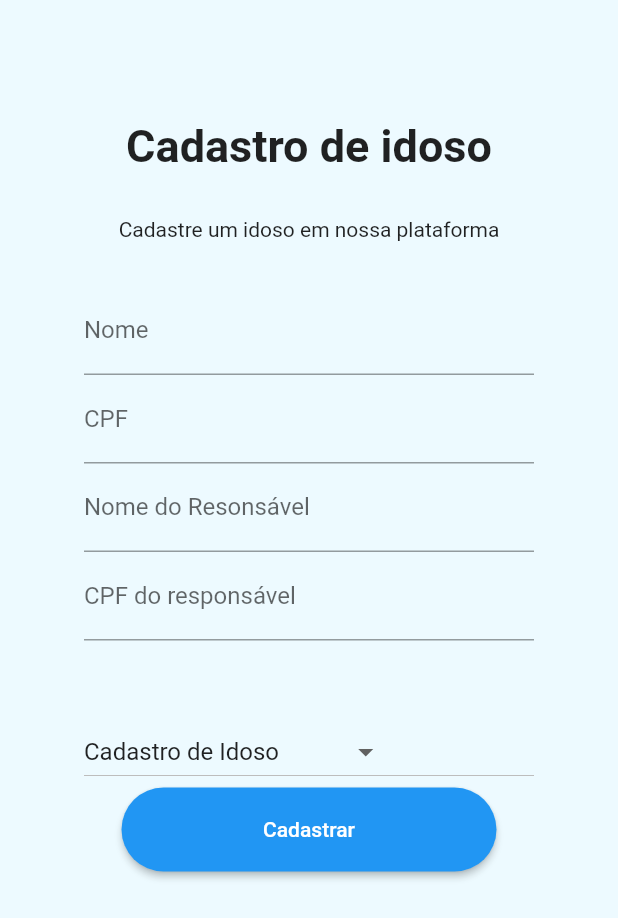
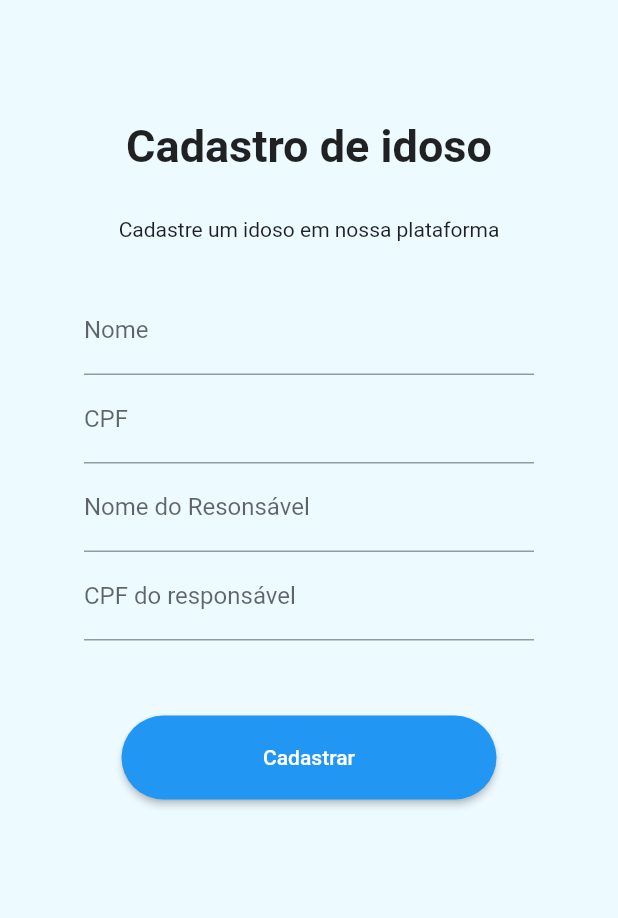
Before and after one commit to ReidakaiMFZ/help-elder, a Flutter app: the screen it shows after launch, after a tap on "Cadastro de veio", on a phone screen of 412 x 824 dp. Shown: the top 918 px of the screen. Run offline on Flutter 3.47's test engine with Material 2 defaults, Android fonts, the phone set to English and light mode, and no system bars; our stand-ins replace cloud_firestore, firebase_auth, firebase_core, firebase_database, firebase_messaging, flutter_chat_bubble; missing offline and left inert: cpf_cnpj_validator; accounts and stored records are empty; network calls fail.

Commit message:
ajustes de tela

```diff
--- a/help_elder/lib/cadastro_func.dart
+++ b/help_elder/lib/cadastro_func.dart
@@ -8,7 +8,7 @@ import 'package:help_elder/cadastro_veio.dart';
 final FirebaseAuth auth = FirebaseAuth.instance;
 final FirebaseFirestore db = FirebaseFirestore.instance;
 
-const List<String> telas = <String> ['Cadastro de Idoso', 'Cadastro de responsável', 'Cadastro de funcionário'];
+const List<String> telas = <String> ['Cadastro de responsável', 'Cadastro de funcionário'];
 
 class CadastroFunc extends StatelessWidget {
   const CadastroFunc({Key? key}) : super(key: key);
--- a/help_elder/lib/cadastro_resp.dart
+++ b/help_elder/lib/cadastro_resp.dart
@@ -6,7 +6,7 @@ import 'package:cloud_firestore/cloud_firestore.dart';
 final FirebaseAuth auth = FirebaseAuth.instance;
 final FirebaseFirestore db = FirebaseFirestore.instance;
 
-const List<String> telas = <String> ['Cadastro de Idoso', 'Cadastro de responsável', 'Cadastro de funcionário'];
+const List<String> telas = <String> ['Cadastro de responsável', 'Cadastro de funcionário'];
 
 class CadastroResp extends StatelessWidget {
   const CadastroResp({Key? key}) : super(key: key);
@@ -111,10 +111,8 @@ class CadastroResp extends StatelessWidget {
                       value: value,
                       child: Text(value),
                     );
-                  }).toList(), onChanged: (String? value) {
-                    if (value == 'Cadastro de idoso') {
-                      Navigator.pushNamed(context, '/cadVeio');
-                    } else if (value == 'Cadastro de funcionário') {
+                  }).toList(), onChanged: (String? value){
+                  if (value == 'Cadastro de funcionário') {
                       Navigator.pushNamed(context, '/cadFunc');
                     }
                    },
--- a/help_elder/lib/cadastro_veio.dart
+++ b/help_elder/lib/cadastro_veio.dart
@@ -18,8 +18,6 @@ class CadastroVeio extends StatelessWidget {
     final TextEditingController cpfController = TextEditingController();
     final TextEditingController respController = TextEditingController();
     final TextEditingController respNomeController = TextEditingController();
-
-  const List<String> telas = <String> ['Cadastro de Idoso', 'Cadastro de responsável', 'Cadastro de funcionário'];
 
     AlertDialog alert = AlertDialog(
       title: const Text("Erro"),
@@ -111,24 +109,6 @@ class CadastroVeio extends StatelessWidget {
                 height: 50,
               ),
               SizedBox(
-                width: 300,
-                child: DropdownButton(
-                  value: 'Cadastro de Idoso',
-                  items: telas.map((String value) {
-                    return DropdownMenuItem(
-                      value: value,
-                      child: Text(value),
-                    );
-                  }).toList(), onChanged: (String? value) {
-                    if (value == 'Cadastro de responsável') {
-                      Navigator.pushNamed(context, '/cadResp');
-                    } else if (value == 'Cadastro de funcionário') {
-                      Navigator.pushNamed(context, '/cadFunc');
-                    }
-                   },
-                )
-              ),
-              SizedBox(
                 width: 250,
                 child: ElevatedButton(
                   style: (ElevatedButton.styleFrom(
```
